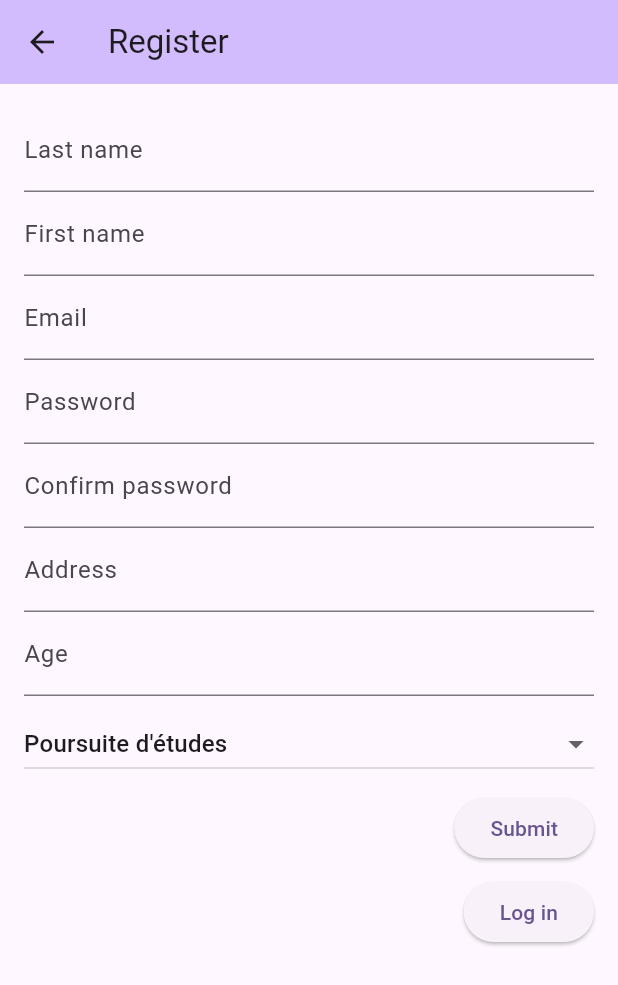
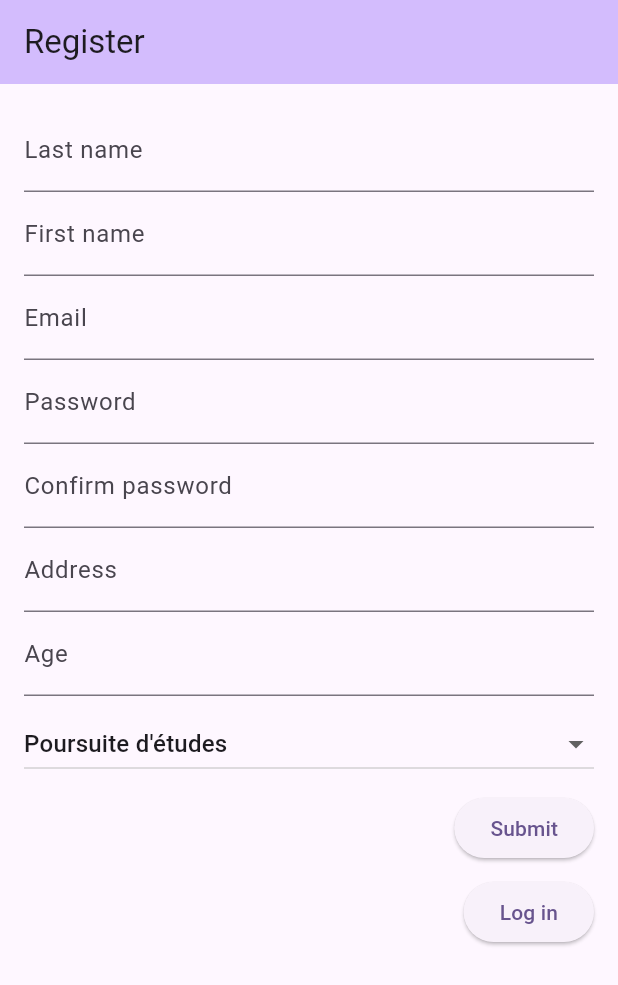
Before and after one commit to Kaylana1968/CodeEvaluator, a Flutter app: the screen it shows after launch, after a tap on "Submit", after a tap on "Register", on a phone screen of 412 x 824 dp. Shown: the top 985 px of the screen. Run offline on Flutter 3.47's test engine with Material 3 defaults, Android fonts, the light colour scheme and no system bars; missing offline and left inert: mongo_dart; accounts and stored records are empty.

Commit message:
edit and add test button to the left + vertical space

```diff
--- a/lib/Vue/add_test.dart
+++ b/lib/Vue/add_test.dart
@@ -208,6 +208,7 @@ class _AddTestPageState extends State<AddTestPage> {
                           },
                         ),
                         _buildQuestions(questions),
+                        const SizedBox(height: 24.0),
                         ElevatedButton(
                           onPressed: () async {
                             if (formKey.currentState!.validate()) {
--- a/lib/Vue/edit_test.dart
+++ b/lib/Vue/edit_test.dart
@@ -183,7 +183,7 @@ class _EditTestPageState extends State<EditTestPage> {
                 child: Form(
                     key: formKey,
                     child: Column(
-                      crossAxisAlignment: CrossAxisAlignment.end,
+                      crossAxisAlignment: CrossAxisAlignment.start,
                       children: [
                         TextFormField(
                           controller: testLabelController,
@@ -215,6 +215,7 @@ class _EditTestPageState extends State<EditTestPage> {
                           },
                         ),
                         _buildQuestions(questions),
+                        const SizedBox(height: 24.0),
                         ElevatedButton(
                           onPressed: () async {
                             if (formKey.currentState!.validate()) {
@@ -229,7 +230,7 @@ class _EditTestPageState extends State<EditTestPage> {
                               );
                             }
                           },
-                          child: const Text("Create test"),
+                          child: const Text("Update test"),
                         )
                       ],
                     )))),
--- a/lib/Vue/login.dart
+++ b/lib/Vue/login.dart
@@ -50,6 +50,7 @@ class _LoginPageState extends State<LoginPage> {
       appBar: AppBar(
         backgroundColor: Theme.of(context).colorScheme.inversePrimary,
         title: Text(widget.title),
+        automaticallyImplyLeading: false,
       ),
       body: Container(
           margin: const EdgeInsets.all(16.0),
--- a/lib/Vue/register.dart
+++ b/lib/Vue/register.dart
@@ -143,6 +143,7 @@ class _RegistrationPageState extends State<RegistrationPage> {
       appBar: AppBar(
         backgroundColor: Theme.of(context).colorScheme.inversePrimary,
         title: Text(widget.title),
+        automaticallyImplyLeading: false,
       ),
       body: Container(
           margin: const EdgeInsets.all(16.0),
```
